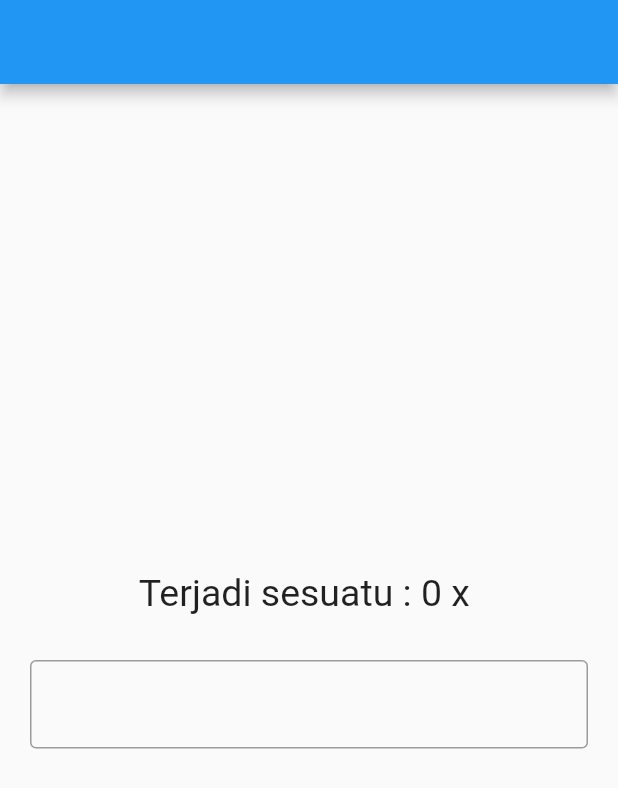
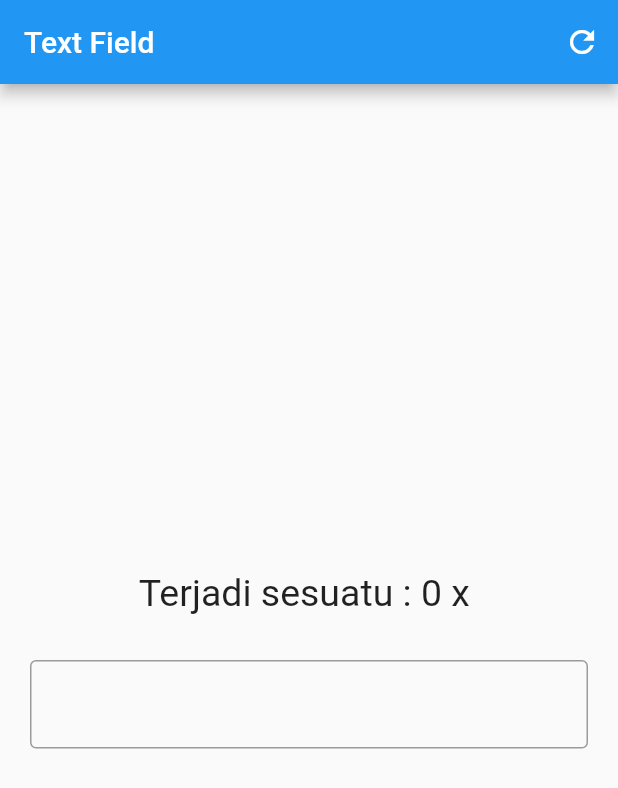
Before and after one commit to anangfatkur/about2_getx, a Flutter app: the screen it shows after launch, on a phone screen of 412 x 824 dp. Shown: the top 788 px of the screen. Run offline on Flutter 3.47's test engine with Material 2 defaults, Android fonts, the phone set to English and light mode, and no system bars; our stand-ins replace get.

```diff
--- a/lib/main.dart
+++ b/lib/main.dart
@@ -2,7 +2,7 @@ import 'package:flutter/material.dart';
 import './pages/home_page.dart';
 
 void main() {
-  runApp(const MyApp());
+  runApp(MyApp());
 }
 
 // class MyApp extends StatelessWidget {
@@ -95,7 +95,6 @@ void main() {
 //YOUTUBE GETX Workers
 
 class MyApp extends StatelessWidget {
-  const MyApp({ Key? key }) : super(key: key);
 
   @override
   Widget build(BuildContext context) {
--- a/lib/pages/home_page.dart
+++ b/lib/pages/home_page.dart
@@ -9,7 +9,15 @@ class HomePage extends StatelessWidget {
   @override
   Widget build(BuildContext context) {
     return Scaffold(
-      appBar: AppBar(),
+      appBar: AppBar(
+        title: Text("Text Field"),
+        actions: [
+          IconButton(
+            onPressed: () => homeController.reset(),
+            icon: Icon(Icons.refresh_outlined),
+          ),
+        ],
+      ),
       body: Padding(
         padding: const EdgeInsets.all(20),
         child: Center(
```
